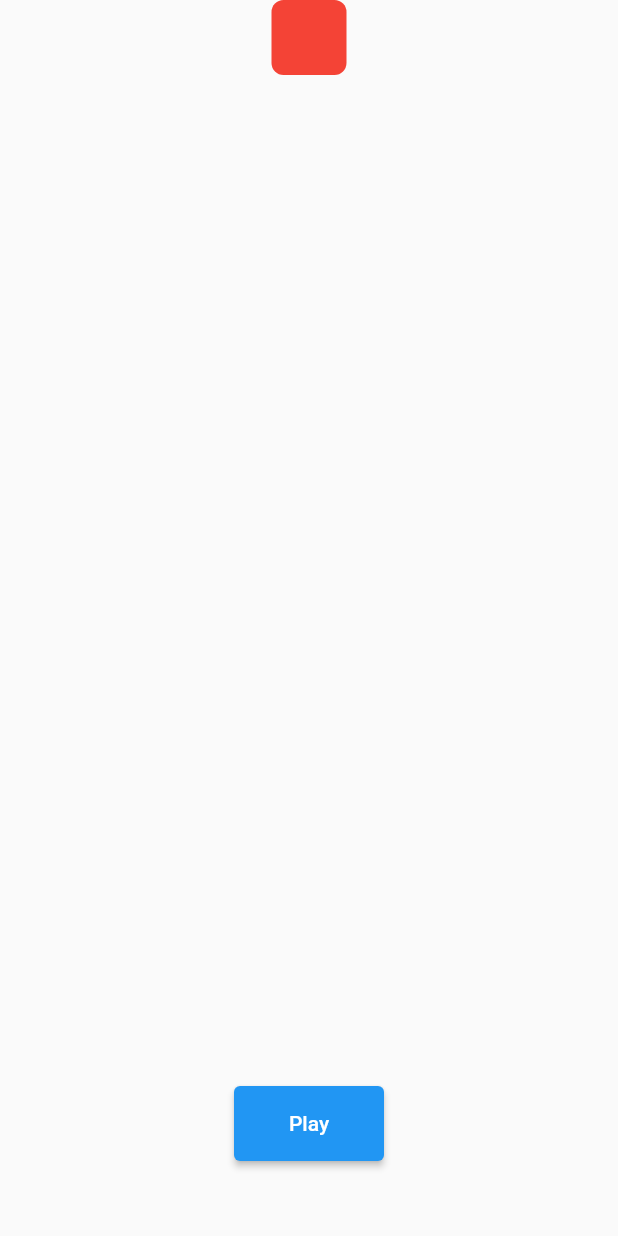
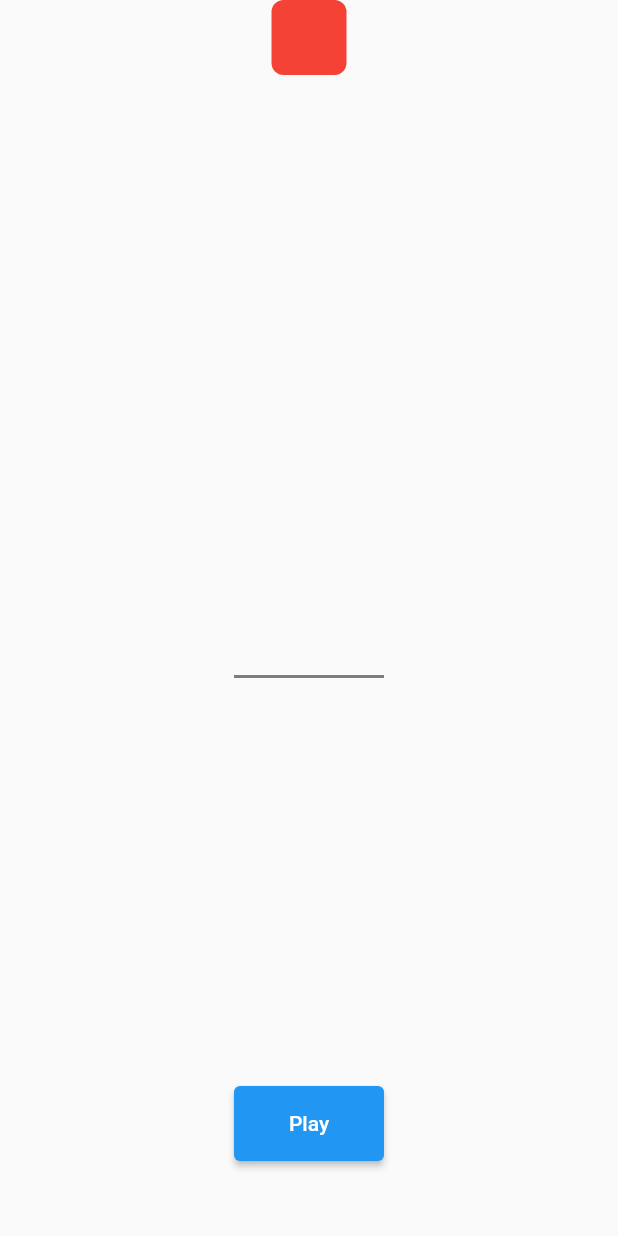
Before and after one commit to Magoulo/Flutter-Animation, a Flutter app: the screen it shows after launch, after a tap on "Custom", on a phone screen of 412 x 824 dp. Run offline on Flutter 3.47's test engine with Material 2 defaults, Android fonts, the light colour scheme and no system bars; our stand-ins replace lottie; missing offline and left inert: dart:ffi.

Commit message:
added fade

```diff
--- a/flutter_animation/lib/screens/customAnimation.dart
+++ b/flutter_animation/lib/screens/customAnimation.dart
@@ -15,21 +15,26 @@ class _CustomAnimationScreenState extends State<CustomAnimationScreen>
   late final AnimationController _positionController;
   late final AnimationController _colorController;
   late final AnimationController _scaleController;
+  late final AnimationController _fadeController;
+
   late final Animation<double> _positionAnimation;
   late final Animation<Color?> _colorAnimation;
   late final Animation<double> _scaleYTweenSequence;
   late final Animation<double> _scaleXTweenSequence;
+  late final Animation<double> _fadeAnimation;
 
   @override
   void initState() {
     super.initState();
 
     _positionController =
-        AnimationController(vsync: this, duration: const Duration(seconds: 3));
+        AnimationController(vsync: this, duration: const Duration(seconds: 5));
     _colorController =
-        AnimationController(vsync: this, duration: const Duration(seconds: 3));
+        AnimationController(vsync: this, duration: const Duration(seconds: 5));
     _scaleController =
-        AnimationController(vsync: this, duration: const Duration(seconds: 3));
+        AnimationController(vsync: this, duration: const Duration(seconds: 5));
+    _fadeController =
+        AnimationController(vsync: this, duration: const Duration(seconds: 5));
 
     _positionAnimation = TweenSequence<double>(
       <TweenSequenceItem<double>>[
@@ -71,54 +76,62 @@ class _CustomAnimationScreenState extends State<CustomAnimationScreen>
       ],
     ).animate(_colorController);
 
+    _fadeAnimation = TweenSequence<double>(
+      <TweenSequenceItem<double>>[
+        TweenSequenceItem<double>(
+          tween: Tween<double>(begin: 0.5, end: 0.25)
+              .chain(CurveTween(curve: Curves.easeInOut)),
+          weight: 25.0,
+        ),
+        TweenSequenceItem<double>(
+          tween: Tween(begin: 0.25, end: 0.75),
+          weight: 25.0,
+        ),
+        TweenSequenceItem<double>(
+          tween: Tween(begin: 0.75, end: 0.0),
+          weight: 50.0,
+        ),
+      ],
+    ).animate(_fadeController);
+
     _scaleYTweenSequence = TweenSequence<double>(
       [
-        // 10%
         TweenSequenceItem<double>(
           tween: Tween<double>(begin: 50, end: 60),
           weight: 10,
         ),
-        // 20%
         TweenSequenceItem<double>(
           tween: Tween<double>(begin: 60, end: 70),
           weight: 10,
         ),
-        // 30%
         TweenSequenceItem<double>(
           tween: Tween<double>(begin: 70, end: 20),
           weight: 5,
         ),
-        // 40%
         TweenSequenceItem<double>(
           tween: Tween<double>(begin: 20, end: 40),
           weight: 15,
         ),
-        // 50%
         TweenSequenceItem<double>(
           tween: Tween<double>(begin: 40, end: 50),
           weight: 10,
         ),
-        // 60%
         TweenSequenceItem<double>(
           tween: Tween<double>(begin: 50, end: 60),
           weight: 10,
         ),
-        // 70%
         TweenSequenceItem<double>(
           tween: Tween<double>(begin: 60, end: 50),
           weight: 10,
         ),
-        // 80%
         TweenSequenceItem<double>(
           tween: Tween<double>(begin: 50, end: 30),
           weight: 10,
         ),
-        // 90%
         TweenSequenceItem<double>(
           tween: Tween<double>(begin: 30, end: 50),
           weight: 10,
         ),
-        // 100%
         TweenSequenceItem<double>(
           tween: Tween<double>(begin: 50, end: 50),
           weight: 10,
@@ -128,60 +141,48 @@ class _CustomAnimationScreenState extends State<CustomAnimationScreen>
 
     _scaleXTweenSequence = TweenSequence<double>(
       [
-        // 10%
         TweenSequenceItem<double>(
           tween: Tween<double>(begin: 50, end: 40),
           weight: 10,
         ),
-        // 20%
         TweenSequenceItem<double>(
           tween: Tween<double>(begin: 40, end: 30),
           weight: 10,
         ),
-        // 30%
         TweenSequenceItem<double>(
           tween: Tween<double>(begin: 30, end: 80),
           weight: 5,
         ),
-        // 40%
         TweenSequenceItem<double>(
           tween: Tween<double>(begin: 80, end: 60),
           weight: 15,
         ),
-        // 50%
         TweenSequenceItem<double>(
           tween: Tween<double>(begin: 60, end: 50),
           weight: 10,
         ),
-        // 60%
         TweenSequenceItem<double>(
           tween: Tween<double>(begin: 50, end: 40),
           weight: 10,
         ),
-        // 70%
         TweenSequenceItem<double>(
           tween: Tween<double>(begin: 40, end: 40),
           weight: 10,
         ),
-        // 80%
         TweenSequenceItem<double>(
           tween: Tween<double>(begin: 40, end: 70),
           weight: 10,
         ),
-        // 90%
         TweenSequenceItem<double>(
           tween: Tween<double>(begin: 70, end: 50),
           weight: 10,
         ),
-        // 100%
         TweenSequenceItem<double>(
           tween: Tween<double>(begin: 50, end: 50),
           weight: 10,
         ),
       ],
     ).animate(_scaleController);
-
-    // _controller.forward();
   }
 
   @override
@@ -206,10 +207,7 @@ class _CustomAnimationScreenState extends State<CustomAnimationScreen>
   Widget build(BuildContext context) {
     return MaterialApp(
       home: Scaffold(
-        body: Stack(
-            //crossAxisAlignment: CrossAxisAlignment.stretch,
-            //mainAxisAlignment: MainAxisAlignment.center,
-            children: [
+        body: Stack(children: [
           /*const Align(
                 alignment: FractionalOffset.topCenter,
                 child: Text(
@@ -221,9 +219,7 @@ class _CustomAnimationScreenState extends State<CustomAnimationScreen>
                 [_positionController, _colorController, _scaleController]),
             builder: (context, child) {
               return Positioned(
-                    top: _positionAnimation.value -
-                        _scaleYTweenSequence.value +
-                        50,
+                top: _positionAnimation.value - _scaleYTweenSequence.value + 50,
                 left: MediaQuery.of(context).size.width / 2 -
                     _scaleXTweenSequence.value / 2,
                 child: Container(
@@ -236,9 +232,26 @@ class _CustomAnimationScreenState extends State<CustomAnimationScreen>
               );
             },
           ),
+          AnimatedBuilder(
+            animation: Listenable.merge([_fadeAnimation]),
+            builder: (context, child) {
+              return Positioned(
+                  left: MediaQuery.of(context).size.width / 2 - 100 / 2,
+                  top: 450,
+                  child: SizedBox(
+                    width: 100,
+                    height: 2,
+                    child: Container(
+                      color: Colors.black.withOpacity(_fadeAnimation.value),
+                      height: 2,
+                      width: 100,
+                    ),
+                  ));
+            },
+          ),
           Positioned(
-                left: MediaQuery.of(context).size.width /
-                        2 - /*(object width = 100)*/
+            left:
+                MediaQuery.of(context).size.width / 2 - /*(object width = 100)*/
                     100 / 2,
             bottom: 0 + 50,
             child: SizedBox(
```
Lines whose indentation alone changed are shown as unchanged.
